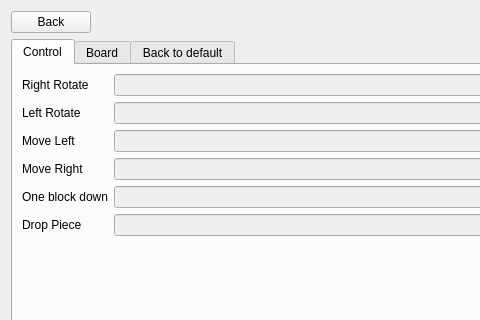
Above: interfaces/settings_page.ui from wyankx/TetrisBoosted_QT before the change; both pictures show x 0 to 480 and y 0 to 320 of the 600 by 600 pixel window. Below: the same form after it.
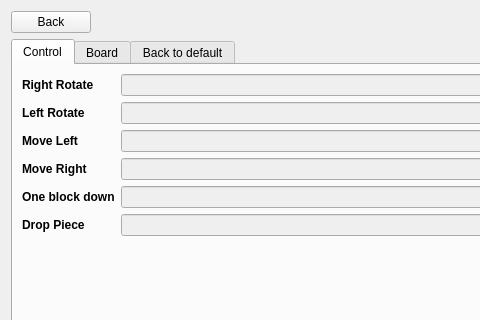
That is the form after the change. The open tabs and pages were chosen to show the change.

Commit message: -Add background  *Fonts Bold  *Board more highlighted

The edit to the form file:
```diff
--- a/interfaces/settings_page.ui
+++ b/interfaces/settings_page.ui
@@ -563,6 +563,12 @@
        </item>
        <item row="3" column="0">
         <widget class="QLabel" name="move_right_label">
+         <property name="font">
+          <font>
+           <weight>75</weight>
+           <bold>true</bold>
+          </font>
+         </property>
          <property name="text">
           <string>Move Right</string>
          </property>
@@ -580,6 +586,12 @@
        </item>
        <item row="4" column="0">
         <widget class="QLabel" name="one_block_down_label">
+         <property name="font">
+          <font>
+           <weight>75</weight>
+           <bold>true</bold>
+          </font>
+         </property>
          <property name="text">
           <string>One block down</string>
          </property>
@@ -587,6 +599,12 @@
        </item>
        <item row="2" column="0">
         <widget class="QLabel" name="move_left_label">
+         <property name="font">
+          <font>
+           <weight>75</weight>
+           <bold>true</bold>
+          </font>
+         </property>
          <property name="text">
           <string>Move Left</string>
          </property>
@@ -604,6 +622,12 @@
        </item>
        <item row="1" column="0">
         <widget class="QLabel" name="left_rotate_label">
+         <property name="font">
+          <font>
+           <weight>75</weight>
+           <bold>true</bold>
+          </font>
+         </property>
          <property name="text">
           <string>Left Rotate</string>
          </property>
@@ -759,6 +783,12 @@
        </item>
        <item row="5" column="0">
         <widget class="QLabel" name="drop_piece_label">
+         <property name="font">
+          <font>
+           <weight>75</weight>
+           <bold>true</bold>
+          </font>
+         </property>
          <property name="text">
           <string>Drop Piece</string>
          </property>
@@ -901,6 +931,12 @@
        </item>
        <item row="0" column="0">
         <widget class="QLabel" name="right_rotate_label">
+         <property name="font">
+          <font>
+           <weight>75</weight>
+           <bold>true</bold>
+          </font>
+         </property>
          <property name="text">
           <string>Right Rotate</string>
          </property>
```
Left out of the diff: 14 changed lines with no effect on the pictures. The commit also changes 9 other files.
